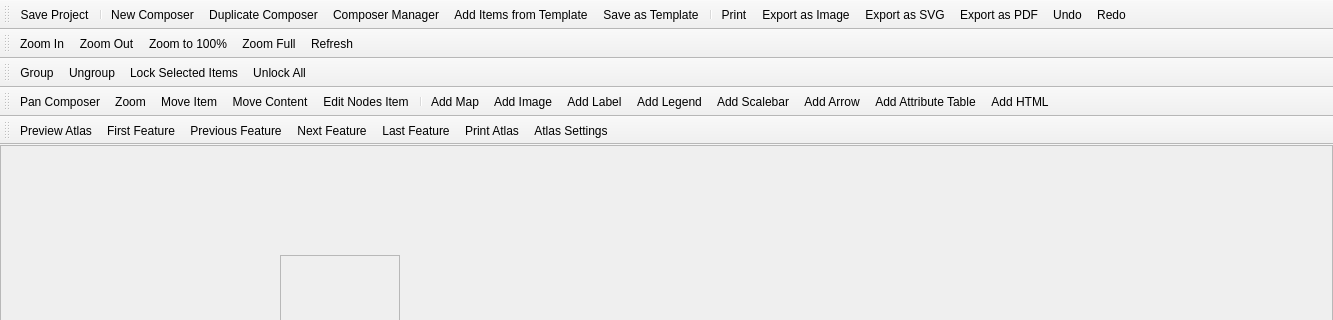
qgis/QGIS, file src/ui/composer/qgscomposerbase.ui: the form before one commit; both pictures show x 0 to 1333 and y 0 to 320 of the 1333 by 609 pixel window.
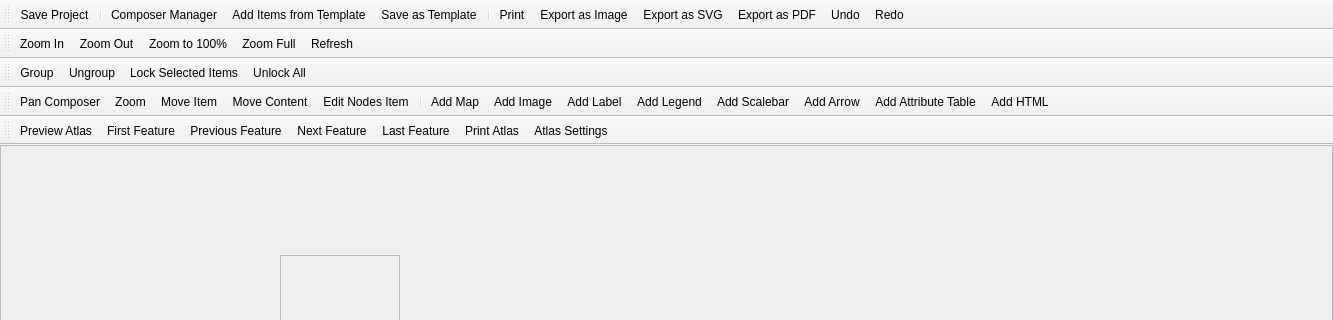
The form after the commit. Icons and pictures are not drawn. Custom widgets are drawn as their Qt base class.

Commit message: Remove all interface methods and UI for creating new composers

What changed in the file:
```diff
--- a/src/ui/composer/qgscomposerbase.ui
+++ b/src/ui/composer/qgscomposerbase.ui
@@ -84,8 +84,6 @@
    </attribute>
    <addaction name="mActionSaveProject"/>
    <addaction name="separator"/>
-   <addaction name="mActionNewComposer"/>
-   <addaction name="mActionDuplicateComposer"/>
    <addaction name="mActionComposerManager"/>
    <addaction name="mActionLoadFromTemplate"/>
    <addaction name="mActionSaveAsTemplate"/>
@@ -727,17 +725,6 @@
     <string>Composer manager</string>
    </property>
   </action>
-  <action name="mActionNewComposer">
-   <property name="text">
-    <string>&amp;New Composer...</string>
-   </property>
-   <property name="toolTip">
-    <string>New composer</string>
-   </property>
-   <property name="shortcut">
-    <string>Ctrl+N</string>
-   </property>
-  </action>
   <action name="mActionSaveProject">
    <property name="text">
     <string>&amp;Save Project</string>
@@ -749,14 +736,6 @@
     <string>Ctrl+S</string>
    </property>
   </action>
-  <action name="mActionDuplicateComposer">
-   <property name="text">
-    <string>&amp;Duplicate Composer...</string>
-   </property>
-   <property name="toolTip">
-    <string>Duplicate composer</string>
-   </property>
-  </action>
   <action name="mActionLockItems">
    <property name="icon">
     <iconset resource="../../../images/images.qrc">
```
Left out of the diff: 31 changed lines with no effect on the pictures. The commit also changes 14 other files.
